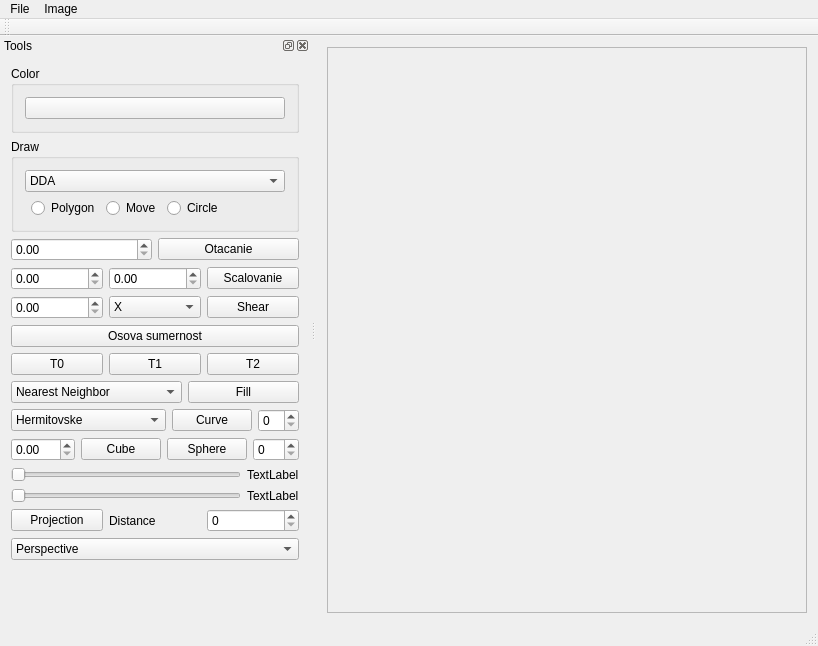
The window that ImageViewer.ui (mavik3/pg) describes before a commit, drawn with Qt 5.
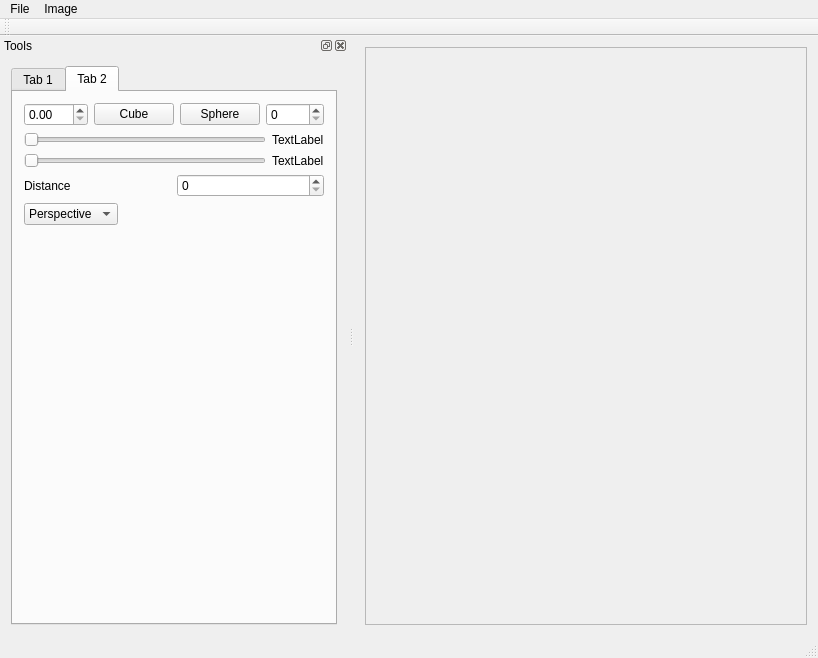
The same window after the commit.

```diff
--- a/ImageViewer.ui
+++ b/ImageViewer.ui
@@ -7,7 +7,7 @@
     <x>0</x>
     <y>0</y>
     <width>818</width>
-    <height>646</height>
+    <height>658</height>
    </rect>
   </property>
   <property name="windowTitle">
@@ -25,8 +25,8 @@
         <rect>
          <x>0</x>
          <y>0</y>
-         <width>484</width>
-         <height>565</height>
+         <width>462</width>
+         <height>577</height>
         </rect>
        </property>
       </widget>
@@ -83,6 +83,16 @@
    <widget class="QWidget" name="dockWidgetContents">
     <layout class="QVBoxLayout" name="verticalLayout">
      <item>
+      <widget class="QTabWidget" name="tabWidget">
+       <property name="currentIndex">
+        <number>1</number>
+       </property>
+       <widget class="QWidget" name="tab">
+        <attribute name="title">
+         <string>Tab 1</string>
+        </attribute>
+        <layout class="QVBoxLayout" name="verticalLayout_3">
+         <item>
       <widget class="QGroupBox" name="groupBox">
        <property name="title">
         <string>Color</string>
@@ -95,9 +105,6 @@
           </property>
          </widget>
         </item>
-       </layout>
-      </widget>
-     </item>
      <item>
       <widget class="QGroupBox" name="groupBox_2">
        <property name="title">
@@ -160,6 +167,9 @@
        </layout>
       </widget>
      </item>
+           </layout>
+          </widget>
+         </item>
      <item>
       <layout class="QHBoxLayout" name="horizontalLayout_2">
        <item>
@@ -219,13 +229,6 @@
        </item>
       </layout>
      </item>
-     <item>
-      <widget class="QPushButton" name="OsSum">
-       <property name="text">
-        <string>Osova sumernost</string>
-       </property>
-      </widget>
-     </item>
      <item>
       <layout class="QHBoxLayout" name="horizontalLayout_5">
        <item>
@@ -251,6 +254,13 @@
        </item>
       </layout>
      </item>
+         <item>
+          <widget class="QPushButton" name="OsSum">
+           <property name="text">
+            <string>Osova sumernost</string>
+           </property>
+          </widget>
+         </item>
      <item>
       <layout class="QHBoxLayout" name="horizontalLayout_6">
        <item>
@@ -321,6 +331,26 @@
       </layout>
      </item>
      <item>
+          <spacer name="verticalSpacer_2">
+           <property name="orientation">
+            <enum>Qt::Orientation::Vertical</enum>
+           </property>
+           <property name="sizeHint" stdset="0">
+            <size>
+             <width>20</width>
+             <height>40</height>
+            </size>
+           </property>
+          </spacer>
+         </item>
+        </layout>
+       </widget>
+       <widget class="QWidget" name="tab_2">
+        <attribute name="title">
+         <string>Tab 2</string>
+        </attribute>
+        <layout class="QVBoxLayout" name="verticalLayout_4">
+         <item>
       <layout class="QHBoxLayout" name="horizontalLayout_8">
        <item>
         <widget class="QDoubleSpinBox" name="spinSize">
@@ -386,13 +416,6 @@
      </item>
      <item>
       <layout class="QHBoxLayout" name="horizontalLayout_11">
-       <item>
-        <widget class="QPushButton" name="pbProjection">
-         <property name="text">
-          <string>Projection</string>
-         </property>
-        </widget>
-       </item>
        <item>
         <widget class="QLabel" name="label">
          <property name="text">
@@ -410,6 +433,8 @@
       </layout>
      </item>
      <item>
+          <layout class="QHBoxLayout" name="horizontalLayout_12">
+           <item>
       <widget class="QComboBox" name="comboBoxProjection">
        <item>
         <property name="text">
@@ -424,6 +449,21 @@
       </widget>
      </item>
      <item>
+            <spacer name="horizontalSpacer_2">
+             <property name="orientation">
+              <enum>Qt::Orientation::Horizontal</enum>
+             </property>
+             <property name="sizeHint" stdset="0">
+              <size>
+               <width>40</width>
+               <height>20</height>
+              </size>
+             </property>
+            </spacer>
+           </item>
+          </layout>
+         </item>
+         <item>
       <spacer name="verticalSpacer">
        <property name="orientation">
         <enum>Qt::Orientation::Vertical</enum>
@@ -435,6 +475,10 @@
         </size>
        </property>
       </spacer>
+         </item>
+        </layout>
+       </widget>
+      </widget>
      </item>
     </layout>
    </widget>
```
Lines whose indentation alone changed are shown as unchanged.
